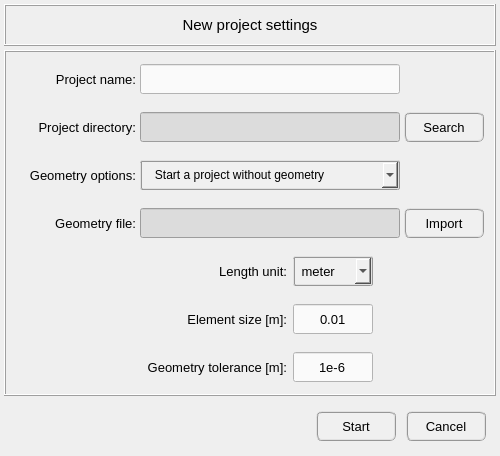
Before: the Qt Designer form pulse/interface/ui_files/project/new_project_input.ui in open-pulse/OpenPulse, drawn with Qt 5.
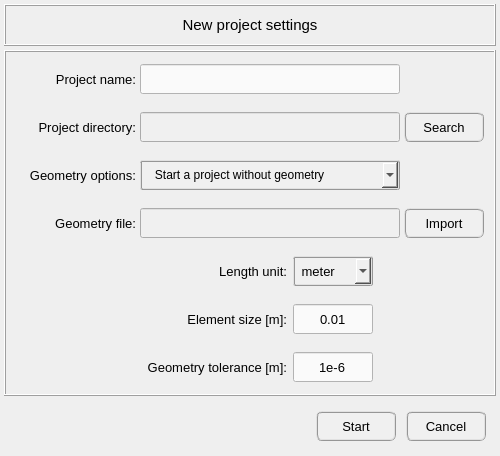
After: the same form once the commit is applied. Icons and pictures are not drawn.

Patch:
```diff
--- a/pulse/interface/ui_files/project/new_project_input.ui
+++ b/pulse/interface/ui_files/project/new_project_input.ui
@@ -510,7 +510,7 @@
            </property>
            <property name="styleSheet">
             <string notr="true">QLineEdit{color: rgb(0, 0, 0); background-color: rgb(250, 250, 250)}
-QLineEdit:disabled{color: rgb(100, 100, 100); background-color: rgb(220, 220, 220)}</string>
+QLineEdit:disabled{color: rgb(100, 100, 100); background-color: rgb(240, 240, 240)}</string>
            </property>
            <property name="alignment">
             <set>Qt::AlignCenter</set>
@@ -798,7 +798,7 @@
            </property>
            <property name="styleSheet">
             <string notr="true">QLineEdit{color: rgb(0, 0, 0); background-color: rgb(250, 250, 250)}
-QLineEdit:disabled{color: rgb(100, 100, 100); background-color: rgb(220, 220, 220)}</string>
+QLineEdit:disabled{color: rgb(100, 100, 100); background-color: rgb(240, 240, 240)}</string>
            </property>
            <property name="frame">
             <bool>true</bool>
```
Left out of the diff: 6 changed lines with no effect on the pictures.
